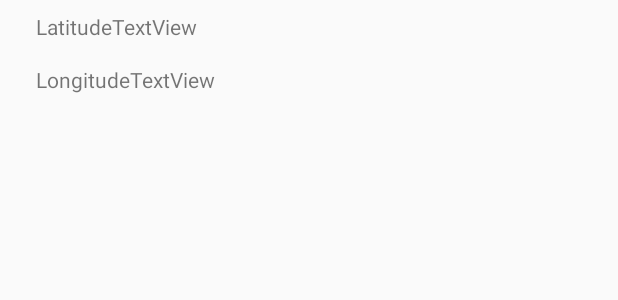
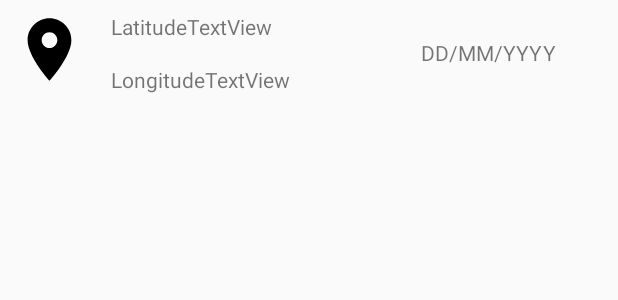
Before and after one commit to urielmishima/DesWebMob, an Android app: the layout list_item.xml on its own in the app's theme, with its tools: preview values and no code run, on a phone screen of 412 x 824 dp. Shown: the top 300 px of the screen. Run offline under Robolectric (Android 15) with nearby library versions, the phone set to English and light mode, and no system bars.

Commit message:
Atividade 06

```diff
--- a/app/src/main/java/br/usjt/ciclodevidagpsemapas/LocaisRecyclerViewAdapter.java
+++ b/app/src/main/java/br/usjt/ciclodevidagpsemapas/LocaisRecyclerViewAdapter.java
@@ -9,6 +9,7 @@ import android.view.LayoutInflater;
 import android.view.View;
 import android.view.ViewGroup;
 
+import java.text.SimpleDateFormat;
 import java.util.List;
 
 public class LocaisRecyclerViewAdapter extends RecyclerView.Adapter<LocaisViewHolder> {
@@ -33,6 +34,8 @@ public class LocaisRecyclerViewAdapter extends RecyclerView.Adapter<LocaisViewHo
         locaisViewHolder.iconLocalizacaoImageView.setImageResource(R.drawable.ic_location_on_black_24dp);
         locaisViewHolder.longitudeTextView.setText("Longitude: " + localizacao.getLongitude());
         locaisViewHolder.latitudeTextView.setText("Latitude: " + localizacao.getLatitude());
+        SimpleDateFormat dateFormat = new SimpleDateFormat("dd/MM/yyyy HH:mm");
+        locaisViewHolder.dataTextView.setText(dateFormat.format(localizacao.getData()));
     }
 
     @Override
--- a/app/src/main/java/br/usjt/ciclodevidagpsemapas/LocaisViewHolder.java
+++ b/app/src/main/java/br/usjt/ciclodevidagpsemapas/LocaisViewHolder.java
@@ -13,11 +13,13 @@ public class LocaisViewHolder extends RecyclerView.ViewHolder {
     public ImageView iconLocalizacaoImageView;
     public TextView latitudeTextView;
     public TextView longitudeTextView;
+    public TextView dataTextView;
 
     public LocaisViewHolder(View itemView) {
         super(itemView);
         iconLocalizacaoImageView = itemView.findViewById(R.id.iconLocalizacaoImageView);
         latitudeTextView = itemView.findViewById(R.id.latitudeTextView);
         longitudeTextView = itemView.findViewById(R.id.longitudeTextView);
+        dataTextView = itemView.findViewById(R.id.dataTextView);
     }
 }
--- a/app/src/main/java/br/usjt/ciclodevidagpsemapas/LocalizacaoDBHelper.java
+++ b/app/src/main/java/br/usjt/ciclodevidagpsemapas/LocalizacaoDBHelper.java
@@ -27,7 +27,6 @@ public class LocalizacaoDBHelper extends SQLiteOpenHelper {
 
     @Override
     public void onOpen(SQLiteDatabase db) {
-        db.execSQL(LocalizacaoContract.LocalizacaoTable.DROP_TABLE);
-        onCreate(db);
+
     }
 }
--- a/app/src/main/java/br/usjt/ciclodevidagpsemapas/MainActivity.java
+++ b/app/src/main/java/br/usjt/ciclodevidagpsemapas/MainActivity.java
@@ -25,6 +25,7 @@ import android.widget.TextView;
 import android.widget.Toast;
 
 import java.util.ArrayList;
+import java.util.Date;
 import java.util.function.Consumer;
 
 public class MainActivity extends AppCompatActivity {
@@ -62,7 +63,7 @@ public class MainActivity extends AppCompatActivity {
         locationListener = new LocationListener() {
             @Override
             public void onLocationChanged(Location location) {
-                Localizacao localizacao = new Localizacao(location.getLatitude(), location.getLongitude());
+                Localizacao localizacao = new Localizacao(location.getLatitude(), location.getLongitude(), new Date());
                 locationTextView.setText(String.format("Lat: %f, Long: %f", localizacao.getLatitude(), localizacao.getLongitude()));
                 localizacaoDAO.insertLocalizacao(localizacao);
             }
--- /dev/null
+++ b/app/src/main/res/drawable/ic_location_on_black_24dp.xml
@@ -0,0 +1,9 @@
+<vector xmlns:android="http://schemas.android.com/apk/res/android"
+        android:width="50dp"
+        android:height="50dp"
+        android:viewportWidth="24.0"
+        android:viewportHeight="24.0">
+    <path
+        android:fillColor="#FF000000"
+        android:pathData="M12,2C8.13,2 5,5.13 5,9c0,5.25 7,13 7,13s7,-7.75 7,-13c0,-3.87 -3.13,-7 -7,-7zM12,11.5c-1.38,0 -2.5,-1.12 -2.5,-2.5s1.12,-2.5 2.5,-2.5 2.5,1.12 2.5,2.5 -1.12,2.5 -2.5,2.5z"/>
+</vector>
--- a/app/src/main/res/layout/list_item.xml
+++ b/app/src/main/res/layout/list_item.xml
@@ -10,12 +10,18 @@
         android:id="@+id/iconLocalizacaoImageView"
         android:layout_width="wrap_content"
         android:layout_height="wrap_content"
-        android:layout_margin="8dp" />
+        android:layout_margin="8dp"
+        tools:srcCompat="@drawable/ic_location_on_black_24dp" />
+    <LinearLayout
+        android:layout_width="0dp"
+        android:layout_height="wrap_content"
+        android:layout_weight="1">
 
         <LinearLayout
-        android:layout_width="wrap_content"
+            android:layout_width="0dp"
             android:layout_height="wrap_content"
-        android:orientation="vertical">
+            android:orientation="vertical"
+            android:layout_weight="1">
 
             <TextView
                 android:id="@+id/latitudeTextView"
@@ -34,4 +40,16 @@
                 tools:text="LongitudeTextView" />
         </LinearLayout>
 
+        <TextView
+            android:id="@+id/dataTextView"
+            android:layout_width="0dp"
+            android:layout_height="wrap_content"
+            android:layout_gravity="center"
+            android:gravity="center"
+            android:layout_weight="1"
+            tools:text="DD/MM/YYYY"/>
+
     </LinearLayout>
+
+
+</LinearLayout>
```
Also changed, not shown: app/src/main/java/br/usjt/ciclodevidagpsemapas/Localizacao.java (+18 -6 lines), app/src/main/java/br/usjt/ciclodevidagpsemapas/LocalizacaoContract.java (+8 -4 lines), app/src/main/java/br/usjt/ciclodevidagpsemapas/LocalizacaoDAO.java (+12 -8 lines). Lines whose indentation alone changed are shown as unchanged.
